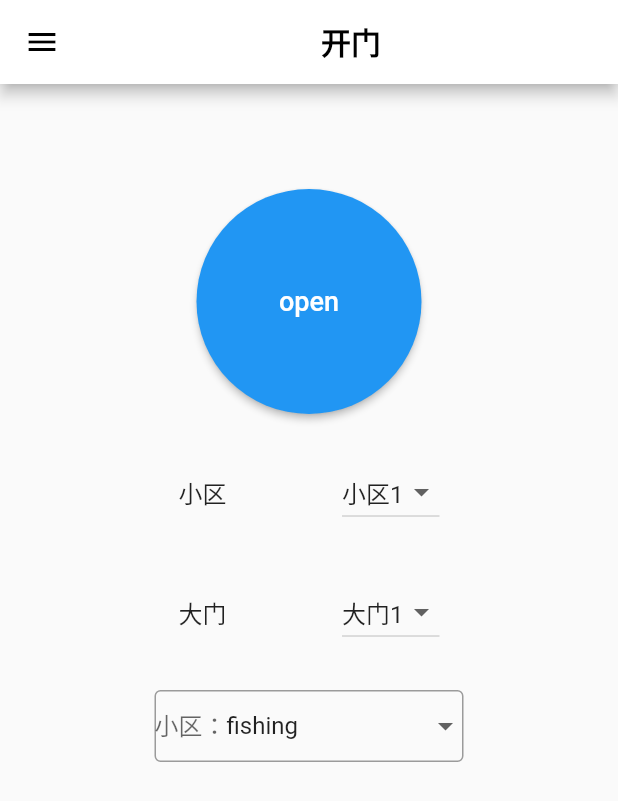
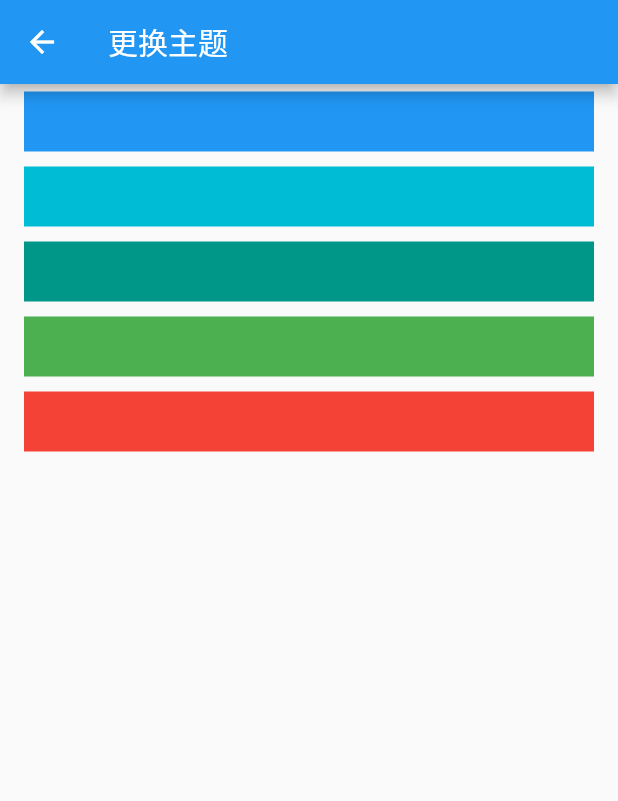
Before and after one commit to liyinggit/flutter_community, a Flutter app: the screen it shows after launch, in the side drawer, after a tap on "切换主题", on a phone screen of 412 x 824 dp. Shown: the top 801 px of the screen. Run offline on Flutter 3.47's test engine with Material 2 defaults, Android fonts, the phone set to English and light mode, and no system bars; our stand-ins replace dio, flutter_mobx, flutter_screenutil, flutter_svg, fluttertoast, font_awesome_flutter and 5 more; missing offline and left inert: amazon_cognito_identity_dart; generated files the repository leaves out were written again; network calls fail.

Commit message:
使用provider实现主题切换

```diff
--- a/lib/main.dart
+++ b/lib/main.dart
@@ -1,16 +1,7 @@
 import 'package:flutter/material.dart';
-import 'package:flutter_community/aws/imagePicker.dart';
-import 'package:flutter_community/study/AnimatedList.dart';
-import 'package:flutter_community/study/ImageGridList.dart';
-import 'package:flutter_community/study/imageList.dart';
-import 'package:flutter_community/study/study.dart';
-import 'package:flutter_community/ui/AvatarEdit.dart';
-import 'package:flutter_community/ui/CounterPage.dart';
-import 'package:flutter_community/ui/Drawer.dart';
-import 'package:flutter_community/ui/Register.dart';
-import 'package:flutter_community/ui/house.dart';
-import 'package:flutter_community/ui/login.dart';
-import 'package:flutter_community/ui/open.dart';
+import 'package:flutter_community/stores/ThemeState.dart';
+import 'package:flutter_community/ui/App.dart';
+import 'package:provider/provider.dart';
 
 import 'common/Global.dart';
 
@@ -22,24 +13,19 @@ void main() {
 class MyApp extends StatelessWidget {
   @override
   Widget build(BuildContext context) {
-    return MaterialApp(
-      ///主题颜色
-      theme: new ThemeData(primaryColor: Colors.white),
-      home: Open(), //当前页面
-      routes: <String, WidgetBuilder>{
-        ///添加路由
-        "Open": (BuildContext context) => Open(),
-        "LoginPage": (BuildContext context) => LoginPage(), //登录页面
-        "House": (BuildContext context) => House(), //绑定房屋页面
-        "Register": (BuildContext context) => Register(), //绑定账号页面
-        "showDrawer": (BuildContext context) => showDrawer(), //drawer
-        "ImagePiker": (BuildContext context) => ImagePiker(), //上传图片页面
-        "CounterPage": (BuildContext context) => CounterPage(), //mobx状态管理小例子
-        "SecondPage": (BuildContext context) => SecondPage(), //mobx状态管理小例子第二个页面
-        ///学习的列表
-        "study": (BuildContext context) => study(),
-        "ImageList": (BuildContext context) => ImageList(),
-      },
+    final initThemeData = ThemeData(
+      //初始主题
+      primaryColor: Colors.blue,
+    );
+
+    //这个包裹了状态
+    return MultiProvider(
+      providers: [//在这提供provider
+        ChangeNotifierProvider(
+          builder: (_) => ThemeState(initThemeData),
+        )
+      ],
+      child: App(),
     );
   }
 }
--- /dev/null
+++ b/lib/stores/ThemeState.dart
@@ -0,0 +1,18 @@
+import 'package:flutter/cupertino.dart';
+import 'package:flutter/material.dart';
+
+
+
+class ThemeState extends ChangeNotifier{
+  ThemeData _themeData;//主题
+
+
+  ThemeState(this._themeData,);
+
+  void changeThemeData(ThemeData themeData){
+    _themeData = themeData;
+    notifyListeners();
+  }
+
+  ThemeData get themeData => _themeData; //获取主题
+}
--- /dev/null
+++ b/lib/ui/App.dart
@@ -0,0 +1,39 @@
+import 'package:flutter/material.dart';
+import 'package:flutter_community/aws/imagePicker.dart';
+import 'package:flutter_community/stores/ThemeState.dart';
+import 'package:flutter_community/study/imageList.dart';
+import 'package:flutter_community/study/study.dart';
+import 'package:flutter_community/ui/CounterPage.dart';
+import 'package:flutter_community/ui/Drawer.dart';
+import 'package:flutter_community/ui/Register.dart';
+import 'package:flutter_community/ui/ThemeChange.dart';
+import 'package:flutter_community/ui/house.dart';
+import 'package:flutter_community/ui/login.dart';
+import 'package:flutter_community/ui/open.dart';
+import 'package:provider/provider.dart';
+
+class App extends StatelessWidget {
+  @override
+  Widget build(BuildContext context) {
+    return MaterialApp(
+      ///主题颜色
+      theme: Provider.of<ThemeState>(context).themeData, //获取provider中的数据
+      home: Open(), //当前页面
+      routes: <String, WidgetBuilder>{
+        ///添加路由
+        "Open": (BuildContext context) => Open(),
+        "LoginPage": (BuildContext context) => LoginPage(), //登录页面
+        "House": (BuildContext context) => House(), //绑定房屋页面
+        "Register": (BuildContext context) => Register(), //绑定账号页面
+        "showDrawer": (BuildContext context) => showDrawer(), //drawer
+        "ThemeChange": (BuildContext context) => ThemeChange(), //更换主题
+        "ImagePiker": (BuildContext context) => ImagePiker(), //上传图片页面
+        "CounterPage": (BuildContext context) => CounterPage(), //mobx状态管理小例子
+        "SecondPage": (BuildContext context) => SecondPage(), //mobx状态管理小例子第二个页面
+        ///学习的列表
+        "study": (BuildContext context) => study(),
+        "ImageList": (BuildContext context) => ImageList(),
+      },
+    );
+  }
+}
--- a/lib/ui/Drawer.dart
+++ b/lib/ui/Drawer.dart
@@ -81,7 +81,7 @@ class _DrawerState extends State<showDrawer> {
           title: Text("切换主题"),
           trailing: Icon(Icons.chevron_right),
           onTap: () {
-            Navigator.of(context).pop();
+            Navigator.pushNamed(context, "ThemeChange");
           },
         ),
       ],
--- /dev/null
+++ b/lib/ui/ThemeChange.dart
@@ -0,0 +1,33 @@
+
+import 'package:flutter/material.dart';
+import 'package:flutter_community/common/Global.dart';
+import 'package:flutter_community/stores/ThemeState.dart';
+import 'package:provider/provider.dart';
+
+class ThemeChange extends StatelessWidget {
+  @override
+  Widget build(BuildContext context) {
+    return Scaffold(
+      appBar: AppBar(
+        title: Text("更换主题"),
+      ),
+      body: ListView(
+        children: Global.themes.map<Widget>((color){
+          return GestureDetector(
+            child: Padding(
+              padding: const EdgeInsets.symmetric(vertical: 5,horizontal: 16),
+              child: Container(
+                color: color,
+                height: 40,
+              ),
+            ),
+            onTap: (){
+              ThemeData themeData = ThemeData(primaryColor: color);//颜色
+              Provider.of<ThemeState>(context).changeThemeData(themeData);
+            },
+          );
+        }).toList(),
+      ),
+    );
+  }
+}
```
